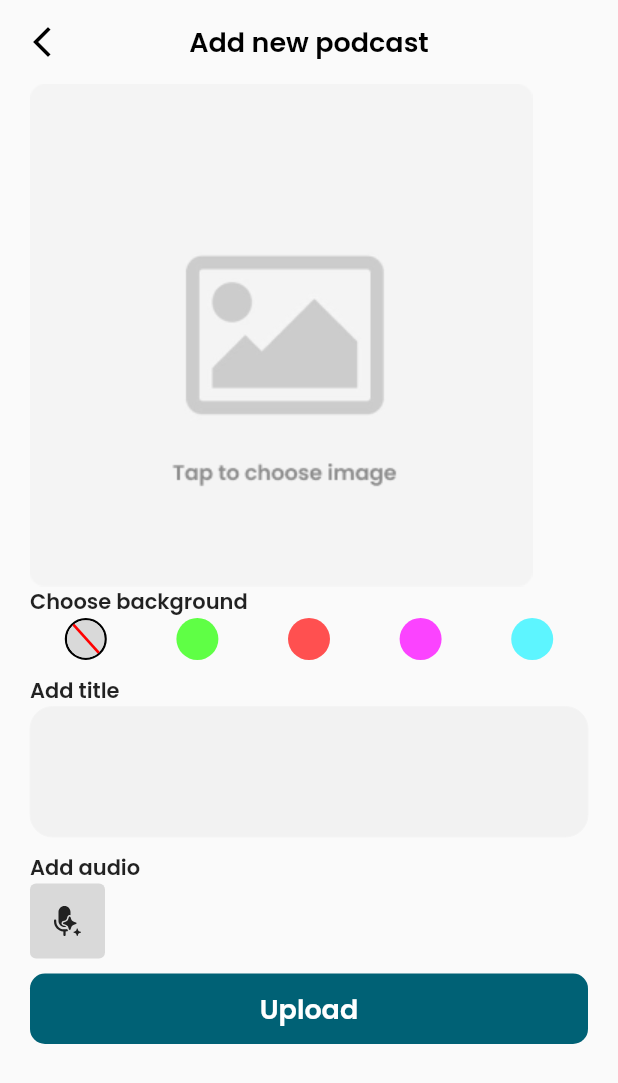
After one commit to vinguyen1907/it008_social_media, a Flutter app: the PodcastPage screen opened directly, after a tap on "Add new", on a phone screen of 412 x 824 dp. The commit adds this screen. Shown: the top 1083 px of the screen. Run offline on Flutter 3.47's test engine with Material 2 defaults, Android fonts, the phone set to English and light mode, and no system bars; our stand-ins replace cached_network_image, cloud_firestore, firebase_auth, firebase_core, firebase_storage, flutter_slidable and 5 more; accounts and stored records are empty; project files that could hold a hidden picture were left out.

Commit message:
add new podcast UI

```diff
--- /dev/null
+++ b/lib/add_new_podcast_screen/add_new_podcast_screen.dart
@@ -0,0 +1,181 @@
+import 'dart:io';
+
+import 'package:flutter/material.dart';
+import 'package:flutter_svg/flutter_svg.dart';
+import 'package:image_picker/image_picker.dart';
+import 'package:it008_social_media/constants/app_assets.dart';
+import 'package:it008_social_media/constants/app_dimensions.dart';
+import 'package:it008_social_media/constants/app_styles.dart';
+import 'package:it008_social_media/models/enum/podcast_background_colors.dart';
+import 'package:it008_social_media/screens/add_post/add_post_button.dart';
+import 'package:it008_social_media/screens/edit_profile/widget/text_form_field.dart';
+
+import '../constants/app_colors.dart';
+
+class AddNewPodcastScreen extends StatefulWidget {
+  const AddNewPodcastScreen({super.key});
+
+  static const id = 'add_new_podcast_screen';
+
+  @override
+  State<AddNewPodcastScreen> createState() => _AddNewPodcastScreenState();
+}
+
+class _AddNewPodcastScreenState extends State<AddNewPodcastScreen> {
+  int selectedColorIndex = 0;
+  final TextEditingController _titleTextController = TextEditingController();
+  String? pickedImagePath;
+
+  @override
+  Widget build(BuildContext context) {
+    final Size size = MediaQuery.of(context).size;
+
+    return GestureDetector(
+      onTap: () {
+        FocusManager.instance.primaryFocus?.unfocus();
+      },
+      child: Scaffold(
+          appBar: AppBar(
+            title: Text(
+              'Add new podcast',
+              style: AppStyles.postUserName
+                  .copyWith(fontSize: 18, height: 27 / 18),
+            ),
+            leading: IconButton(
+              onPressed: () {
+                Navigator.pop(context);
+              },
+              icon: const Icon(
+                Icons.arrow_back_ios_new,
+                color: AppColors.primaryTextColor,
+              ),
+            ),
+            backgroundColor: Colors.transparent,
+            elevation: 0,
+            centerTitle: true,
+          ),
+          body: SafeArea(
+            child: Padding(
+              padding: const EdgeInsets.symmetric(
+                  horizontal: Dimensions.defaultHorizontalMargin),
+              child: SingleChildScrollView(
+                child: Column(
+                  crossAxisAlignment: CrossAxisAlignment.start,
+                  children: [
+                    GestureDetector(
+                        onTap: () async {
+                          await selectImage();
+                        },
+                        child: _buildImage(size)),
+                    const Text('Choose background',
+                        style: AppStyles.addPodcastSectionTitle),
+                    // color buttons to choose background color
+                    SizedBox(
+                      height: 28,
+                      child: Row(
+                        mainAxisAlignment: MainAxisAlignment.spaceAround,
+                        crossAxisAlignment: CrossAxisAlignment.center,
+                        children: [
+                          ...List.generate(podcastBackgroundColors.length,
+                              (index) {
+                            return GestureDetector(
+                                onTap: () {
+                                  setState(() {
+                                    selectedColorIndex = index;
+                                  });
+                                },
+                                child: Container(
+                                    decoration: BoxDecoration(
+                                      color: podcastBackgroundColors[index],
+                                      borderRadius: BorderRadius.circular(100),
+                                      border: index == selectedColorIndex
+                                          ? Border.all(
+                                              color: Colors.black, width: 1.5)
+                                          : Border.all(
+                                              color: Colors.transparent),
+                                    ),
+                                    height: 28,
+                                    width: 28,
+                                    child: index == 0
+                                        ? SvgPicture.asset(
+                                            AppAssets.icEmptyBackgroundButton,
+                                          )
+                                        : Container()));
+                          }),
+                        ],
+                      ),
+                    ),
+                    const SizedBox(height: 10),
+                    const Text('Add title',
+                        style: AppStyles.addPodcastSectionTitle),
+                    TextInputWidget(
+                      maxLine: 3,
+                      fillColor: AppColors.tetFieldColor,
+                      textEditingController: _titleTextController,
+                    ),
+                    const SizedBox(height: 10),
+                    const Text('Add audio',
+                        style: AppStyles.addPodcastSectionTitle),
+                    ElevatedButton(
+                        onPressed: () {},
+                        style: ElevatedButton.styleFrom(
+                            elevation: 0,
+                            maximumSize: const Size(50, 50),
+                            minimumSize: const Size(50, 50),
+                            backgroundColor: AppColors.buttonGreyColor),
+                        child: SvgPicture.asset(AppAssets.icAudio)),
+                    const SizedBox(height: 10),
+                    AddPostButton(onTap: () {})
+                  ],
+                ),
+              ),
+            ),
+          )),
+    );
+  }
+
+  selectImage() async {
+    final pickedImage =
+        await ImagePicker().pickImage(source: ImageSource.gallery);
+    if (pickedImage != null) {
+      setState(() {
+        pickedImagePath = pickedImage.path;
+      });
+    }
+  }
+
+  _buildImage(Size size) {
+    if (pickedImagePath != null) {
+      if (selectedColorIndex == 0) {
+        return ClipRRect(
+          borderRadius: BorderRadius.circular(10),
+          child: Image.file(File(pickedImagePath!),
+              width: size.width - 40,
+              height: size.width - 40,
+              fit: BoxFit.cover),
+        );
+      } else {
+        return Container(
+          height: size.width - 40,
+          width: size.width - 40,
+          decoration: BoxDecoration(
+              image: DecorationImage(
+                  fit: BoxFit.cover,
+                  image: Image.asset(
+                    podcastBackgroundImage[selectedColorIndex],
+                  ).image)),
+          alignment: Alignment.center,
+          child: ClipRRect(
+            borderRadius: BorderRadius.circular(10),
+            child: Image.file(File(pickedImagePath!),
+                width: size.width * 0.45,
+                height: size.width * 0.45,
+                fit: BoxFit.cover),
+          ),
+        );
+      }
+    } else {
+      return Image.asset(podcastBackgroundImage[selectedColorIndex]);
+    }
+  }
+}
--- a/lib/constants/app_assets.dart
+++ b/lib/constants/app_assets.dart
@@ -29,12 +29,24 @@ class AppAssets {
   static const icSlideLeft = '$iconPath/slide-left.png';
   static const icMore = '$iconPath/horizontal-more.svg';
 
+  static const icVoice = '$iconPath/voice-outline.svg';
+  static const icAudio = '$iconPath/audio.svg';
+  static const icActiveVoice = '$iconPath/voice-bold.svg';
+  static const icEmptyBackgroundButton =
+      '$iconPath/empty-background-button.svg';
+
   // image
   static const warningSign = '$imagePath/warning-sign.svg';
   static const imageFailed = '$imagePath/image_failed.svg';
   static const defaultImage = '$imagePath/default_avatar.jpg';
   static const emptyNotification = '$imagePath/my_notifications.svg';
   static const emptyPost = '$imagePath/no-post.svg';
+  static const emptyImage = '$imagePath/empty-image.png';
+  static const greenPodcastBackground =
+      '$imagePath/green-podcast-background.png';
+  static const bluePodcastBackground = '$imagePath/blue-podcast-background.png';
+  static const redPodcastBackground = '$imagePath/red-podcast-background.png';
+  static const pinkPodcastBackground = '$imagePath/pink-podcast-background.png';
 
   // example
   // static const magnifierIcon = '$iconPath/magnifying-glass.png';
--- a/lib/constants/app_colors.dart
+++ b/lib/constants/app_colors.dart
@@ -12,4 +12,5 @@ class AppColors {
   static const Color tetFieldColor = Color(0xFFF2F2F2);
   static const Color timeMessageColor = Color(0xFFB3B9C9);
   static const Color darkBackgroundColor = Color(0xFF1C1C1C);
+  static const Color buttonGreyColor = Color(0xffD9D9D9);
 }
--- a/lib/constants/app_styles.dart
+++ b/lib/constants/app_styles.dart
@@ -66,4 +66,7 @@ class AppStyles {
         AppColors.primaryMainColor,
         const Color.fromARGB(255, 108, 209, 229).withOpacity(0.5),
       ]);
+
+  static const TextStyle addPodcastSectionTitle = TextStyle(
+      fontFamily: 'Poppins', fontSize: 14, fontWeight: FontWeight.w600);
 }
--- /dev/null
+++ b/lib/models/enum/podcast_background_colors.dart
@@ -0,0 +1,22 @@
+import 'package:flutter/animation.dart';
+import 'package:flutter/material.dart';
+import 'package:it008_social_media/constants/app_assets.dart';
+import 'package:it008_social_media/constants/app_colors.dart';
+
+enum PodcastBackgroundColorsValue { noBackground, green, red, pink, blue }
+
+const List<Color> podcastBackgroundColors = [
+  AppColors.mediumGreyColor,
+  Color(0xff5FFF45),
+  Color(0xffFF5050),
+  Color(0xffFB43FF),
+  Color(0xff5DF5FF),
+];
+
+List<dynamic> podcastBackgroundImage = [
+  AppAssets.emptyImage,
+  AppAssets.greenPodcastBackground,
+  AppAssets.redPodcastBackground,
+  AppAssets.pinkPodcastBackground,
+  AppAssets.bluePodcastBackground
+];
--- a/lib/screens/add_post/add_post_page.dart
+++ b/lib/screens/add_post/add_post_page.dart
@@ -68,15 +68,6 @@ class _AddPostPageState extends State<AddPostPage> {
             appBar: AppBar(
               elevation: 0,
               backgroundColor: Colors.transparent,
-              // leading: IconButton(
-              //   onPressed: () {
-              //     Navigator.pop(context);
-              //   },
-              //   icon: const Icon(
-              //     Icons.arrow_back_ios_new,
-              //     color: AppColors.primaryTextColor,
-              //   ),
-              // ),
               centerTitle: true,
               title: Text(
                 "Post",
@@ -191,6 +182,12 @@ class _AddPostPageState extends State<AddPostPage> {
   }
 
   _handleAddPost(UserProvider userProvider) async {
+    // if don't have image or don't have caption
+    if (_captionTextController.text.isEmpty || pickedImagePath == null) {
+      showSnackBar(context, 'You must add an image or caption.');
+      return;
+    }
+
     setState(() {
       isLoading = true;
     });
--- a/lib/screens/main_screen/main_screen.dart
+++ b/lib/screens/main_screen/main_screen.dart
@@ -2,11 +2,12 @@ import 'package:flutter/material.dart';
 import 'package:flutter_spinkit/flutter_spinkit.dart';
 import 'package:flutter_svg/flutter_svg.dart';
 import 'package:it008_social_media/change_notifies/user_provider.dart';
+import 'package:it008_social_media/constants/app_assets.dart';
 import 'package:it008_social_media/constants/app_colors.dart';
 import 'package:it008_social_media/screens/add_post/add_post_page.dart';
 import 'package:it008_social_media/screens/chat/chat_page.dart';
 import 'package:it008_social_media/screens/home_screen/home_screen.dart';
-import 'package:it008_social_media/widgets/loading_widget.dart';
+import 'package:it008_social_media/screens/podcast_page/podcast_page.dart';
 import 'package:provider/provider.dart';
 
 import '../profile/my_profile_page.dart';
@@ -46,6 +47,7 @@ class _MainScreenState extends State<MainScreen> {
     // Scaffold(),
     HomeScreen(),
     AddPostPage(),
+    PodcastPage(),
     ChatPage(),
     MyProfilePage(),
   ];
@@ -109,6 +111,13 @@ class _MainScreenState extends State<MainScreen> {
                   label: '',
                 ),
                 BottomNavigationBarItem(
+                  icon: SvgPicture.asset(AppAssets.icVoice,
+                      color: AppColors.primaryTextColor, height: 25),
+                  activeIcon:
+                      SvgPicture.asset(AppAssets.icActiveVoice, height: 25),
+                  label: '',
+                ),
+                BottomNavigationBarItem(
                   icon: SvgPicture.asset(
                     'assets/icons/ic_chat.svg',
                     color: AppColors.primaryTextColor,
--- /dev/null
+++ b/lib/screens/podcast_page/podcast_page.dart
@@ -0,0 +1,58 @@
+import 'package:flutter/material.dart';
+import 'package:flutter/src/widgets/container.dart';
+import 'package:flutter/src/widgets/framework.dart';
+import 'package:it008_social_media/add_new_podcast_screen/add_new_podcast_screen.dart';
+import 'package:it008_social_media/constants/app_colors.dart';
+import 'package:it008_social_media/constants/app_styles.dart';
+
+class PodcastPage extends StatelessWidget {
+  const PodcastPage({super.key});
+
+  @override
+  Widget build(BuildContext context) {
+    return Scaffold(
+        appBar: AppBar(
+          title: Text(
+            'Podcast',
+            style:
+                AppStyles.postUserName.copyWith(fontSize: 18, height: 27 / 18),
+          ),
+          backgroundColor: Colors.transparent,
+          elevation: 0,
+          centerTitle: true,
+        ),
+        body: Column(
+          children: [
+            Container(
+                decoration: BoxDecoration(
+                  color: const Color(0xffcccccc).withOpacity(0.5),
+                  borderRadius: BorderRadius.circular(15),
+                ),
+                padding:
+                    const EdgeInsets.symmetric(horizontal: 20, vertical: 10),
+                margin: const EdgeInsets.symmetric(horizontal: 20),
+                child: Row(
+                  mainAxisAlignment: MainAxisAlignment.spaceBetween,
+                  children: [
+                    const Text('Write your new story by podcast',
+                        style: TextStyle(
+                            fontFamily: 'Poppins',
+                            fontSize: 12,
+                            fontWeight: FontWeight.w600)),
+                    ElevatedButton(
+                      onPressed: () {
+                        Navigator.pushNamed(context, AddNewPodcastScreen.id);
+                      },
+                      style: ElevatedButton.styleFrom(
+                          backgroundColor: AppColors.primaryMainColor,
+                          shape: RoundedRectangleBorder(
+                              borderRadius: BorderRadius.circular(8)),
+                          elevation: 0),
+                      child: const Text('Add new'),
+                    )
+                  ],
+                ))
+          ],
+        ));
+  }
+}
--- a/lib/services/router.dart
+++ b/lib/services/router.dart
@@ -1,4 +1,5 @@
 import 'package:flutter/material.dart';
+import 'package:it008_social_media/add_new_podcast_screen/add_new_podcast_screen.dart';
 import 'package:it008_social_media/models/post_model.dart';
 import 'package:it008_social_media/screens/comment_screen/comment_screen.dart';
 import 'package:it008_social_media/screens/main_screen/main_screen.dart';
@@ -26,6 +27,8 @@ class AppRouter {
             builder: (_) => VerifyStoryScreen(
                   imagePath: args,
                 ));
+      case (AddNewPodcastScreen.id):
+        return MaterialPageRoute(builder: (_) => const AddNewPodcastScreen());
     }
   }
 }
```
Also changed, not shown: assets/icons/audio.svg (added), assets/icons/empty-background-button.svg (added), assets/icons/voice-bold.svg (added), assets/icons/voice-outline.svg (added), assets/images/blue-podcast-background.png (added), assets/images/empty-image.png (added), assets/images/green-podcast-background.png (added), assets/images/pink-podcast-background.png (added), assets/images/podcast-background.png (added), assets/images/red-podcast-background.png (added), 1 other file.
